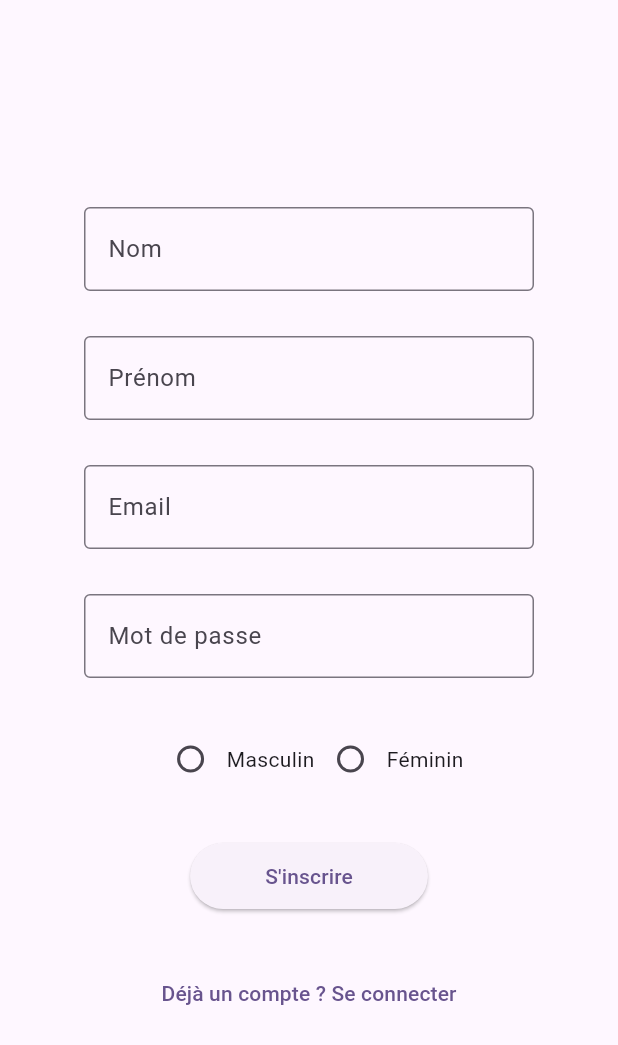
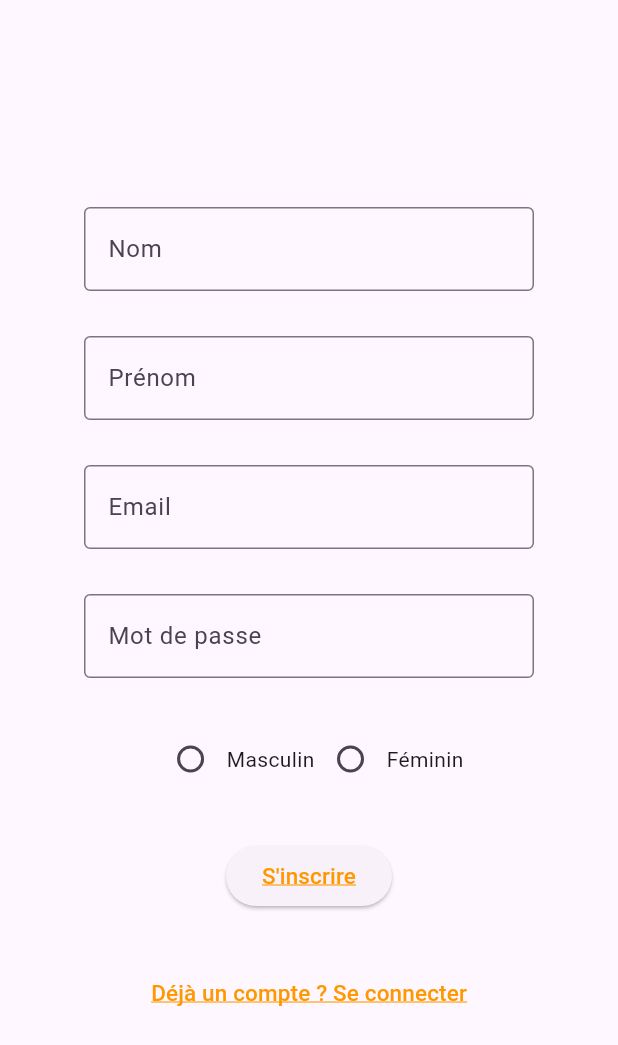
Before and after one commit to adiallo12/lpmiManageApp, a Flutter app: the screen it shows after launch, after a tap on "S'inscrire", on a phone screen of 412 x 824 dp. Shown: the top 1045 px of the screen. Run offline on Flutter 3.47's test engine with Material 3 defaults, Android fonts, the phone set to English and light mode, and no system bars.

Commit message:
feat: Add all screen

```diff
--- a/lib/introduction_screen.dart
+++ b/lib/introduction_screen.dart
@@ -22,7 +22,7 @@ class _IntroductionScreenState extends State<IntroductionScreen> {
             const SizedBox(height: 50),
             const Text(
               "Bienvenue sur l'application LPMI Manage",
-              style: TextStyle(fontSize: 24, fontWeight: FontWeight.bold, color: Colors.blue),
+              style: TextStyle(fontSize: 24, fontWeight: FontWeight.bold, color: Colors.orangeAccent),
             ),
             const SizedBox(height: 50),
             ElevatedButton(
@@ -33,7 +33,13 @@ class _IntroductionScreenState extends State<IntroductionScreen> {
               style: ElevatedButton.styleFrom(
                 padding: const EdgeInsets.symmetric(horizontal: 50, vertical: 12),
               ),
-              child: const Text("S'inscrire"),
+              child: const Text("S'inscrire",
+                  style: TextStyle(
+                fontSize: 15,
+                decoration: TextDecoration.underline,
+                decorationColor: Colors.orange,
+                color: Colors.orange,
+              )),
             ),
             const SizedBox(
               height: 24,
@@ -48,7 +54,13 @@ class _IntroductionScreenState extends State<IntroductionScreen> {
                 style: ElevatedButton.styleFrom(
                   padding: const EdgeInsets.symmetric(horizontal: 50, vertical: 12),
                 ),
-                child: const Text("Se connecter"))
+                child: const Text("Se connecter",
+                    style: TextStyle(
+                  fontSize: 15,
+                  decoration: TextDecoration.underline,
+                  decorationColor: Colors.orange,
+                  color: Colors.orange,
+                )),)
           ],
         ),
       ),
--- a/lib/registrationScreen.dart
+++ b/lib/registrationScreen.dart
@@ -72,10 +72,13 @@ class _RegistrationScreenState extends State<RegistrationScreen> {
             SizedBox(height: 30),
             ElevatedButton(
               onPressed: () {},
-              child: const Text("S'inscrire"),
-              style: ElevatedButton.styleFrom(
-                padding: const EdgeInsets.symmetric(horizontal: 50, vertical: 12),
-              ),
+              child: const Text("S'inscrire",
+                  style: TextStyle(
+                fontSize: 15,
+                decoration: TextDecoration.underline,
+                decorationColor: Colors.orange,
+                color: Colors.orange,
+              )),
             ),
 
             SizedBox(height: 30),
@@ -85,10 +88,13 @@ class _RegistrationScreenState extends State<RegistrationScreen> {
                 context,
                 MaterialPageRoute(builder: (context) => const LoginScreen()),
               );},
-              child: const Text("Déjà un compte ? Se connecter"),
-              style: ElevatedButton.styleFrom(
-                padding: const EdgeInsets.symmetric(horizontal: 50, vertical: 12),
-              ),
+              child: const Text("Déjà un compte ? Se connecter",
+                  style: TextStyle(
+                fontSize: 15,
+                decoration: TextDecoration.underline,
+                decorationColor: Colors.orange,
+                color: Colors.orange,
+              )),
             ),
 
           ],
```
Also changed, not shown: lib/dashboard_screen.dart (added, +15 -0 lines), lib/entreprise_screen.dart (added, +15 -0 lines), lib/home_screen.dart (added, +15 -0 lines), lib/offer_screen.dart (added, +15 -0 lines), lib/setting_screen.dart (added, +15 -0 lines), lib/student_screen.dart (added, +15 -0 lines).
